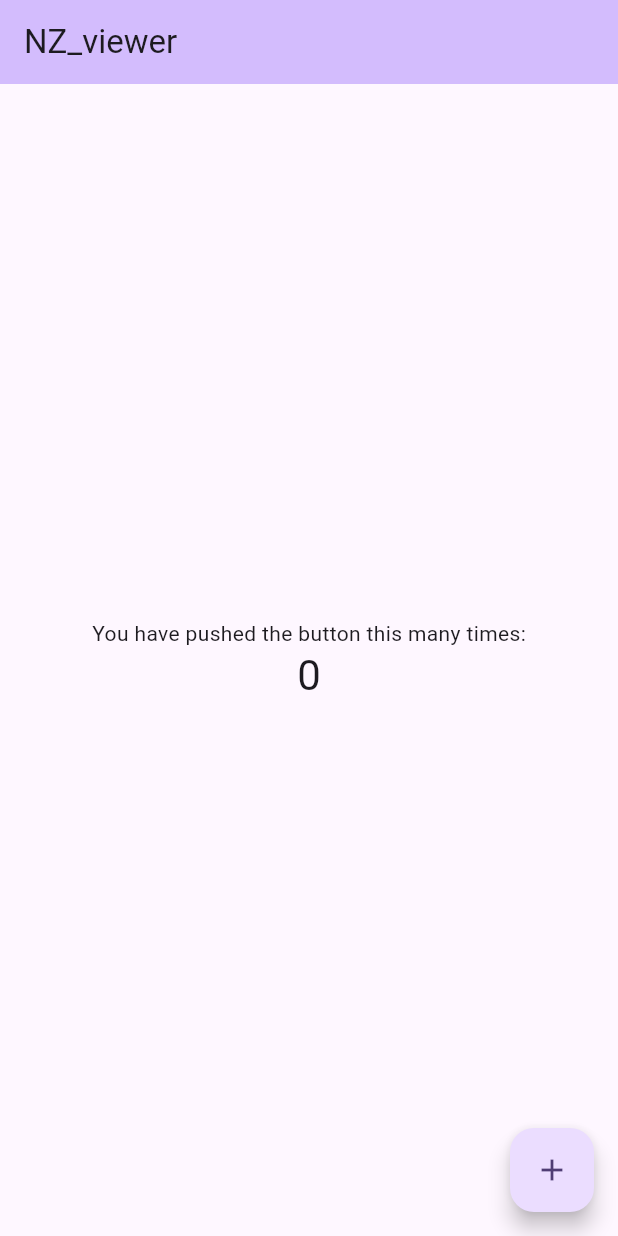
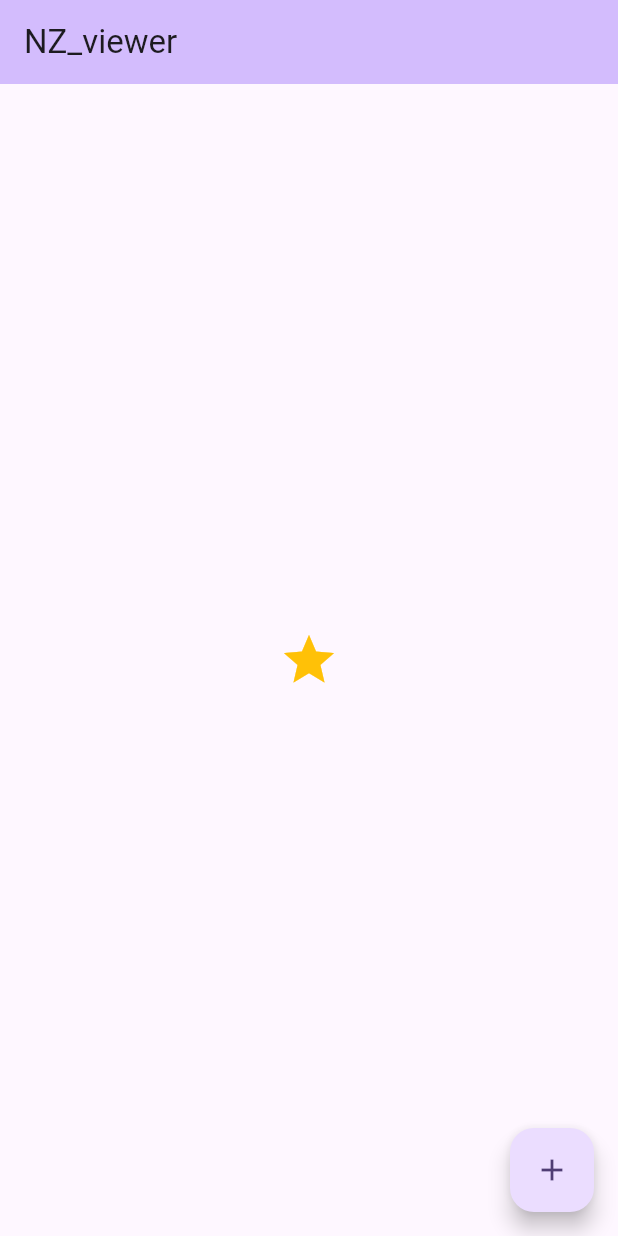
Before and after one commit to 0kgg/nz_viewer, a Flutter app: the screen it shows after launch, on a phone screen of 412 x 824 dp. Run offline on Flutter 3.47's test engine with Material 3 defaults, Android fonts, the phone set to English and light mode, and no system bars.

Commit message:
アイコン

```diff
--- a/lib/main.dart
+++ b/lib/main.dart
@@ -89,28 +89,16 @@
       body: Center(
         // Center is a layout widget. It takes a single child and positions it
         // in the middle of the parent.
-        child: Column(
-          // Column is also a layout widget. It takes a list of children and
-          // arranges them vertically. By default, it sizes itself to fit its
-          // children horizontally, and tries to be as tall as its parent.
-          //
-          // Column has various properties to control how it sizes itself and
-          // how it positions its children. Here we use mainAxisAlignment to
-          // center the children vertically; the main axis here is the vertical
-          // axis because Columns are vertical (the cross axis would be
-          // horizontal).
-          //
-          // TRY THIS: Invoke "debug painting" (choose the "Toggle Debug Paint"
-          // action in the IDE, or press "p" in the console), to see the
-          // wireframe for each widget.
-          mainAxisAlignment: MainAxisAlignment.center,
+        child: Row(
+          mainAxisAlignment: MainAxisAlignment.spaceAround,
           children: <Widget>[
-            const Text('You have pushed the button this many times:'),
-            Text(
-              '$_counter',
-              style: Theme.of(context).textTheme.headlineMedium,
-            ),
-          ],
+            Icon(
+            Icons.star,
+            color: Colors.amber,
+            size:40.0,
+            )
+
+          ]
         ),
       ),
       floatingActionButton: FloatingActionButton(
@@ -118,6 +106,8 @@
         tooltip: 'Increment',
         child: const Icon(Icons.add),
       ), // This trailing comma makes auto-formatting nicer for build methods.
+
+
     );
   }
 }
```
